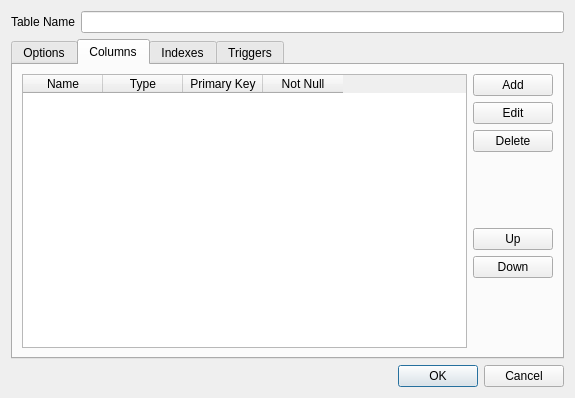
First picture: the form in src/ui/tabledialog.ui, repository apavelm/qsqldesigner, before the edit.
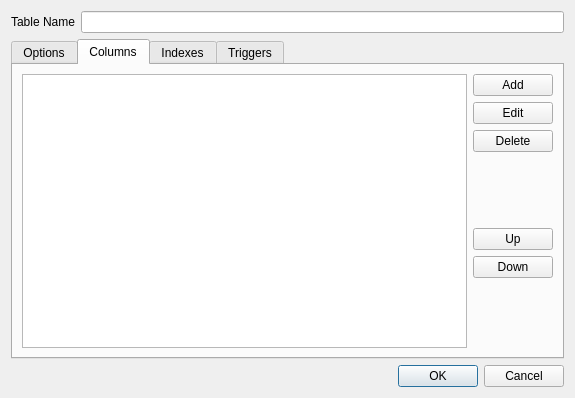
Second picture: the form after the edit.

```diff
--- a/src/ui/tabledialog.ui
+++ b/src/ui/tabledialog.ui
@@ -51,7 +51,7 @@
          <item row="0" column="0">
           <layout class="QHBoxLayout" name="horizontalLayout">
            <item>
-            <widget class="QTableWidget" name="columnsTable">
+            <widget class="QListWidget" name="columnsTable">
              <property name="alternatingRowColors">
               <bool>true</bool>
              </property>
@@ -61,32 +61,6 @@
              <property name="selectionBehavior">
               <enum>QAbstractItemView::SelectRows</enum>
              </property>
-             <attribute name="horizontalHeaderDefaultSectionSize">
-              <number>80</number>
-             </attribute>
-             <attribute name="horizontalHeaderDefaultSectionSize">
-              <number>80</number>
-             </attribute>
-             <column>
-              <property name="text">
-               <string>Name</string>
-              </property>
-             </column>
-             <column>
-              <property name="text">
-               <string>Type</string>
-              </property>
-             </column>
-             <column>
-              <property name="text">
-               <string>Primary Key</string>
-              </property>
-             </column>
-             <column>
-              <property name="text">
-               <string>Not Null</string>
-              </property>
-             </column>
             </widget>
            </item>
            <item>
```
Left out of the diff: 3 changed lines with no effect on the pictures.
